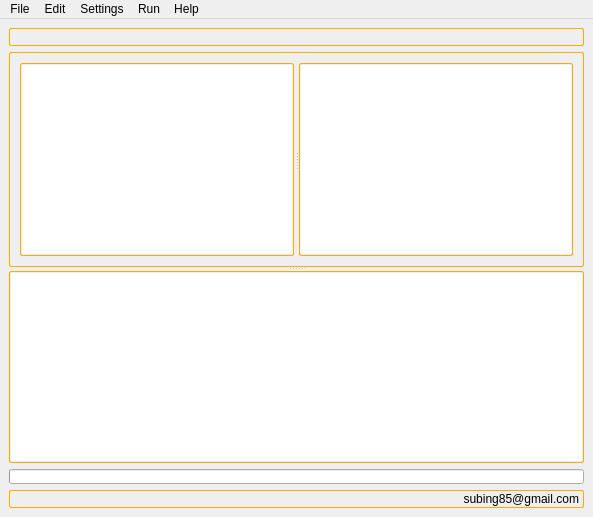
This is studioMayaInterpreter/samples/sourceCode/ui/smartMaya_ui.ui in subing85/subins_tutorials as Qt 5 draws it before an edit. The edited form follows.
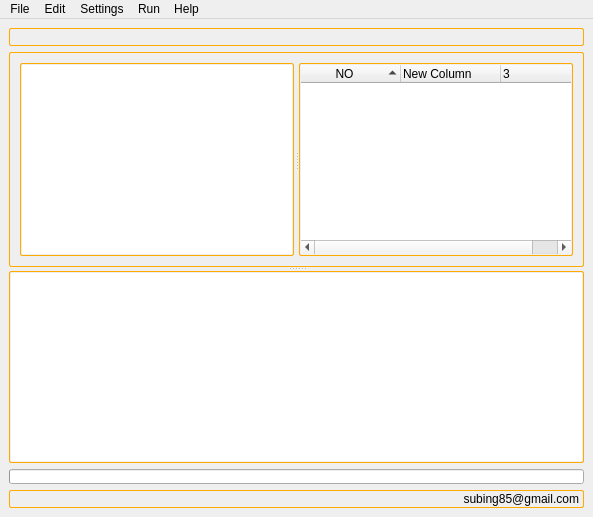
This is the edited form.

The edit to the form file:
```diff
--- a/studioMayaInterpreter/samples/sourceCode/ui/smartMaya_ui.ui
+++ b/studioMayaInterpreter/samples/sourceCode/ui/smartMaya_ui.ui
@@ -179,23 +179,46 @@
             <bool>false</bool>
            </property>
           </widget>
-          <widget class="QTextEdit" name="textEdit_result_3">
-           <property name="lineWrapMode">
-            <enum>QTextEdit::WidgetWidth</enum>
+          <widget class="QTreeWidget" name="treeWidget">
+           <property name="lineWidth">
+            <number>10</number>
            </property>
-           <property name="readOnly">
+           <property name="alternatingRowColors">
             <bool>true</bool>
            </property>
-           <property name="html">
-            <string>&lt;!DOCTYPE HTML PUBLIC &quot;-//W3C//DTD HTML 4.0//EN&quot; &quot;http://www.w3.org/TR/REC-html40/strict.dtd&quot;&gt;
-&lt;html&gt;&lt;head&gt;&lt;meta name=&quot;qrichtext&quot; content=&quot;1&quot; /&gt;&lt;style type=&quot;text/css&quot;&gt;
-p, li { white-space: pre-wrap; }
-&lt;/style&gt;&lt;/head&gt;&lt;body style=&quot; font-family:'Arial'; font-size:10pt; font-weight:400; font-style:normal;&quot;&gt;
-&lt;p style=&quot; margin-top:0px; margin-bottom:0px; margin-left:0px; margin-right:0px; -qt-block-indent:0; text-indent:0px;&quot;&gt;&lt;br /&gt;&lt;/p&gt;&lt;/body&gt;&lt;/html&gt;</string>
+           <property name="selectionMode">
+            <enum>QAbstractItemView::ExtendedSelection</enum>
            </property>
-           <property name="overwriteMode">
-            <bool>false</bool>
+           <property name="selectionBehavior">
+            <enum>QAbstractItemView::SelectRows</enum>
            </property>
+           <property name="sortingEnabled">
+            <bool>true</bool>
+           </property>
+           <property name="columnCount">
+            <number>3</number>
+           </property>
+           <property name="type" stdset="0">
+            <string>maya</string>
+           </property>
+           <column>
+            <property name="text">
+             <string notr="true">NO</string>
+            </property>
+            <property name="textAlignment">
+             <set>AlignHCenter|AlignVCenter|AlignCenter</set>
+            </property>
+           </column>
+           <column>
+            <property name="text">
+             <string>New Column</string>
+            </property>
+           </column>
+           <column>
+            <property name="text">
+             <string notr="true">3</string>
+            </property>
+           </column>
           </widget>
          </widget>
         </item>
```
